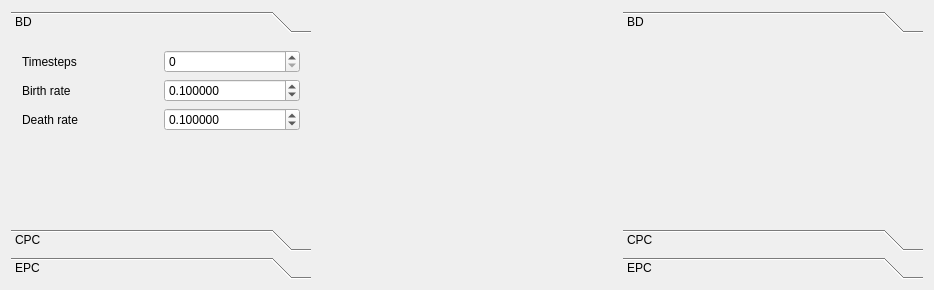
richelbilderbeek/ProjectRichelBilderbeek, file Tools/ToolTreesearcher/qttreesearchermaindialog.ui: the form before one commit.
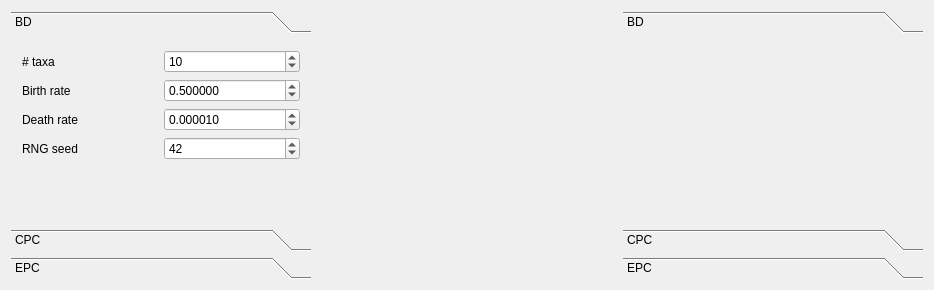
The form after the commit.

Diff of the .ui file:
```diff
--- a/Tools/ToolTreesearcher/qttreesearchermaindialog.ui
+++ b/Tools/ToolTreesearcher/qttreesearchermaindialog.ui
@@ -56,7 +56,7 @@
           <double>10.000000000000000</double>
          </property>
          <property name="value">
-          <double>0.100000000000000</double>
+          <double>0.000010000000000</double>
          </property>
         </widget>
        </item>
@@ -69,12 +69,22 @@
           <double>10.000000000000000</double>
          </property>
          <property name="value">
-          <double>0.100000000000000</double>
+          <double>0.500000000000000</double>
          </property>
         </widget>
        </item>
        <item row="0" column="1">
-        <widget class="QSpinBox" name="box_t"/>
+        <widget class="QSpinBox" name="box_n_taxa">
+         <property name="minimum">
+          <number>2</number>
+         </property>
+         <property name="maximum">
+          <number>1000</number>
+         </property>
+         <property name="value">
+          <number>10</number>
+         </property>
+        </widget>
        </item>
        <item row="2" column="0">
         <widget class="QLabel" name="label_death_rate">
@@ -86,7 +96,7 @@
        <item row="0" column="0">
         <widget class="QLabel" name="label_t">
          <property name="text">
-          <string>Timesteps</string>
+          <string># taxa</string>
          </property>
         </widget>
        </item>
@@ -97,7 +107,7 @@
          </property>
         </widget>
        </item>
-       <item row="3" column="0">
+       <item row="4" column="0">
         <spacer name="verticalSpacer">
          <property name="orientation">
           <enum>Qt::Vertical</enum>
@@ -110,6 +120,23 @@
          </property>
         </spacer>
        </item>
+       <item row="3" column="0">
+        <widget class="QLabel" name="label_rng_seed">
+         <property name="text">
+          <string>RNG seed</string>
+         </property>
+        </widget>
+       </item>
+       <item row="3" column="1">
+        <widget class="QSpinBox" name="box_rng_seed">
+         <property name="maximum">
+          <number>1000</number>
+         </property>
+         <property name="value">
+          <number>42</number>
+         </property>
+        </widget>
+       </item>
       </layout>
      </widget>
      <widget class="QWidget" name="page_cpc">
```
Left out of the diff: 2 changed lines with no effect on the pictures.
